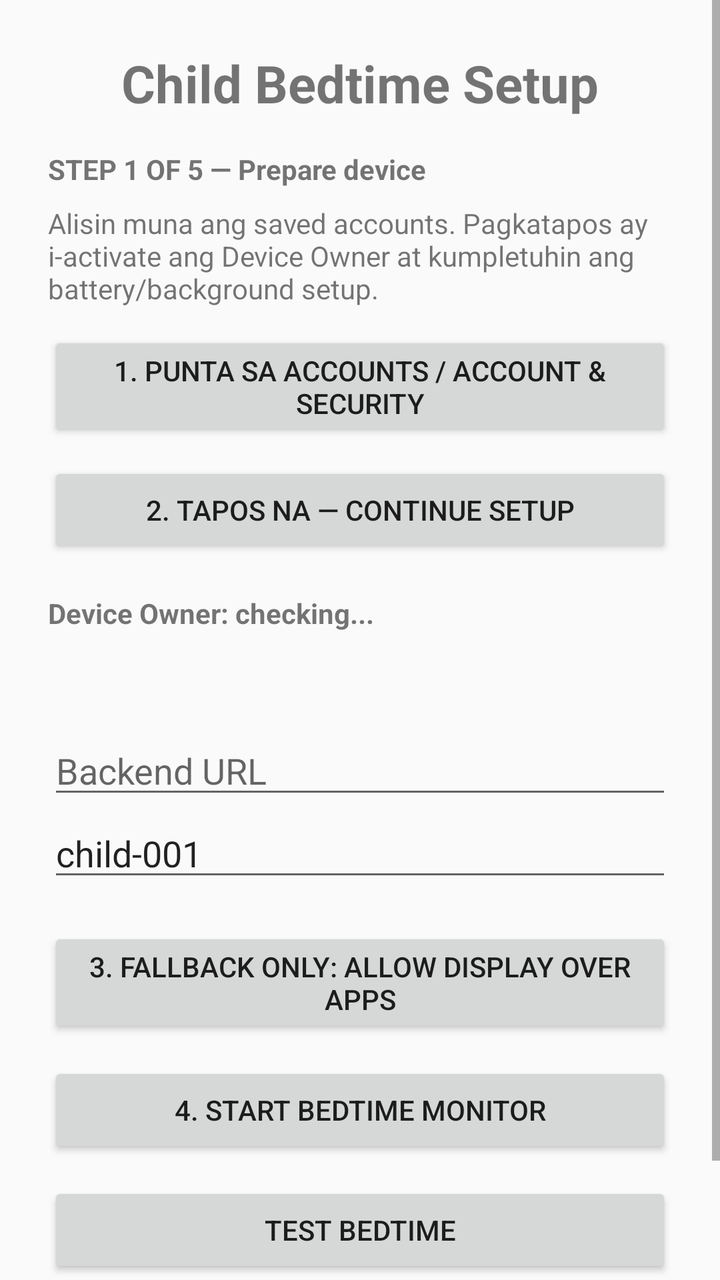
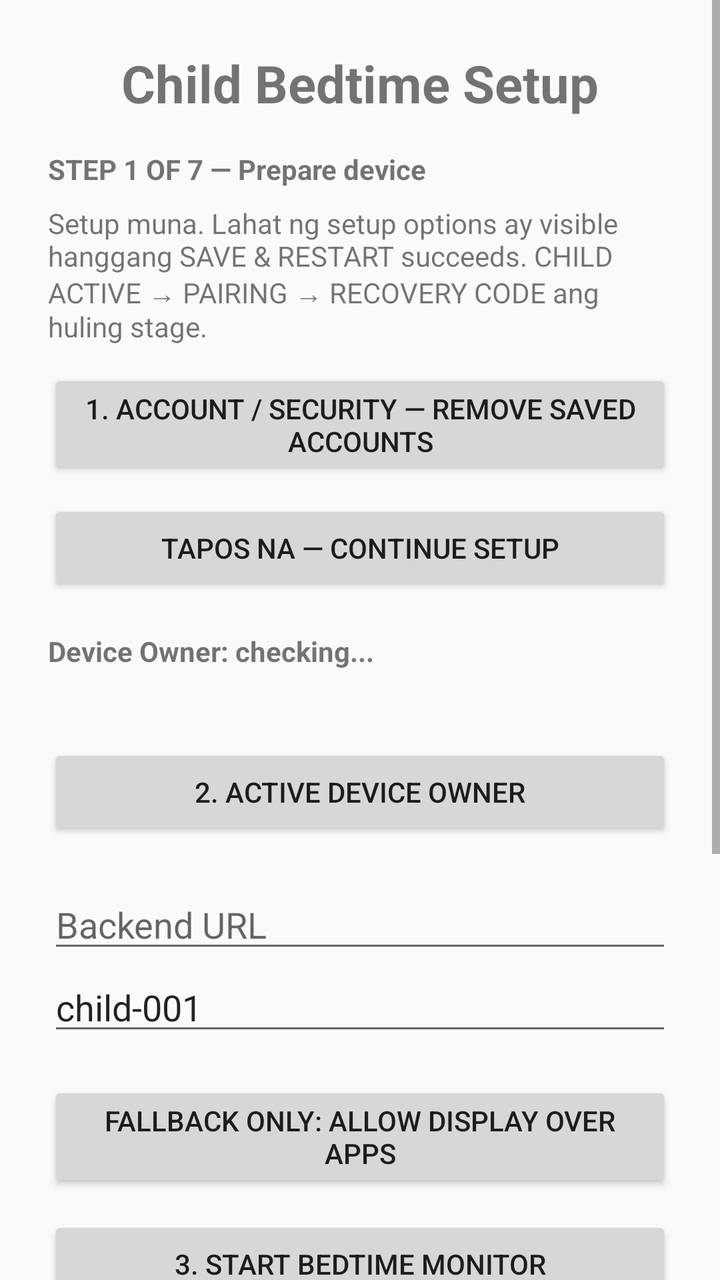

Before-and-after screenshots of an Android layout around one commit, followed by the original layout XML and the change that was made.
<!-- AndroidManifest.xml: application theme android:Theme.Material.Light.NoActionBar -->
<!-- res/layout/activity_main.xml -->
<?xml version="1.0" encoding="utf-8"?>
<ScrollView xmlns:android="http://schemas.android.com/apk/res/android" android:layout_width="match_parent" android:layout_height="match_parent"><LinearLayout android:layout_width="match_parent" android:layout_height="wrap_content" android:orientation="vertical" android:padding="24dp" android:gravity="center_horizontal">
<TextView android:layout_width="wrap_content" android:layout_height="wrap_content" android:text="Child Bedtime Setup" android:textSize="26sp" android:textStyle="bold" />
<TextView android:id="@+id/setupStep" android:layout_width="match_parent" android:layout_height="wrap_content" android:layout_marginTop="16dp" android:text="STEP 1 OF 5 — Prepare device" android:textStyle="bold" />
<TextView android:layout_width="match_parent" android:layout_height="wrap_content" android:layout_marginTop="8dp" android:text="Alisin muna ang saved accounts. Pagkatapos ay i-activate ang Device Owner at kumpletuhin ang battery/background setup." />
<Button android:id="@+id/btnAccountsSecurity" android:layout_width="match_parent" android:layout_height="wrap_content" android:layout_marginTop="12dp" android:text="1. PUNTA SA ACCOUNTS / ACCOUNT &amp; SECURITY" />
<Button android:id="@+id/btnContinueSetup" android:layout_width="match_parent" android:layout_height="wrap_content" android:layout_marginTop="10dp" android:text="2. TAPOS NA — CONTINUE SETUP" />
<TextView android:id="@+id/deviceOwnerStatus" android:layout_width="match_parent" android:layout_height="wrap_content" android:layout_marginTop="18dp" android:text="Device Owner: checking..." android:textStyle="bold" />
<TextView android:id="@+id/deviceOwnerHelp" android:layout_width="match_parent" android:layout_height="wrap_content" android:layout_marginTop="8dp" />
<EditText android:id="@+id/backendUrl" android:layout_width="match_parent" android:layout_height="wrap_content" android:layout_marginTop="20dp" android:hint="Backend URL" android:inputType="textUri" />
<EditText android:id="@+id/childId" android:layout_width="match_parent" android:layout_height="wrap_content" android:hint="Child ID" android:text="child-001" />
<Button android:id="@+id/btnOverlayPermission" android:layout_width="match_parent" android:layout_height="wrap_content" android:layout_marginTop="18dp" android:text="3. Fallback only: Allow Display Over Apps" />
<Button android:id="@+id/btnStartMonitor" android:layout_width="match_parent" android:layout_height="wrap_content" android:layout_marginTop="12dp" android:text="4. START BEDTIME MONITOR" />
<Button android:id="@+id/btnBatterySettings" android:layout_width="match_parent" android:layout_height="wrap_content" android:layout_marginTop="10dp" android:text="5. BATTERY — NO RESTRICTIONS" android:visibility="gone" />
<Button android:id="@+id/btnAutoRunSettings" android:layout_width="match_parent" android:layout_height="wrap_content" android:layout_marginTop="10dp" android:text="6. AUTO-RUN / BACKGROUND APPS" android:visibility="gone" />
<Button android:id="@+id/btnSaveRestart" android:layout_width="match_parent" android:layout_height="wrap_content" android:layout_marginTop="12dp" android:text="SAVE &amp; RESTART MONITOR" android:visibility="gone" />
<Button android:id="@+id/btnRestoreAccounts" android:layout_width="match_parent" android:layout_height="wrap_content" android:layout_marginTop="12dp" android:text="IBALIK / ADD ULIT ANG MGA ACCOUNT" android:visibility="gone" />
<Button android:id="@+id/btnTestOverlay" android:layout_width="match_parent" android:layout_height="wrap_content" android:layout_marginTop="12dp" android:text="TEST BEDTIME" />
<Button android:id="@+id/btnReleaseDeviceOwner" android:layout_width="match_parent" android:layout_height="wrap_content" android:layout_marginTop="18dp" android:text="TEST ONLY — RELEASE DEVICE OWNER" android:visibility="gone" />
<LinearLayout android:id="@+id/pairingPanel" android:layout_width="match_parent" android:layout_height="wrap_content" android:orientation="vertical" android:paddingTop="18dp" android:paddingBottom="8dp" android:visibility="gone">
<TextView android:layout_width="match_parent" android:layout_height="wrap_content" android:text="PARENT ↔ CHILD PAIRING" android:textSize="18sp" android:gravity="center" />
<EditText android:id="@+id/pairingCode" android:layout_width="match_parent" android:layout_height="wrap_content" android:hint="Enter 6-digit code from Parent" android:inputType="number" android:gravity="center" android:textSize="20sp" android:maxLength="6" android:singleLine="true" />
<Button android:id="@+id/btnPairWithParent" android:layout_width="match_parent" android:layout_height="wrap_content" android:text="PAIR WITH PARENT" />
<TextView android:id="@+id/pairingStatus" android:layout_width="match_parent" android:layout_height="wrap_content" android:gravity="center" android:text="After Child setup is complete, enter the Parent code here." />
</LinearLayout>
<TextView android:id="@+id/status" android:layout_width="match_parent" android:layout_height="wrap_content" android:paddingTop="24dp" android:text="Setup not finished" />
</LinearLayout></ScrollView>
<!-- resources referenced by this layout -->
<resources>

</resources>

<!-- the commit's change to res/layout/activity_main.xml (unified diff, before → after) -->
@@ -1,19 +1,20 @@
 <?xml version="1.0" encoding="utf-8"?>
 <ScrollView xmlns:android="http://schemas.android.com/apk/res/android" android:layout_width="match_parent" android:layout_height="match_parent"><LinearLayout android:layout_width="match_parent" android:layout_height="wrap_content" android:orientation="vertical" android:padding="24dp" android:gravity="center_horizontal">
 <TextView android:layout_width="wrap_content" android:layout_height="wrap_content" android:text="Child Bedtime Setup" android:textSize="26sp" android:textStyle="bold" />
-<TextView android:id="@+id/setupStep" android:layout_width="match_parent" android:layout_height="wrap_content" android:layout_marginTop="16dp" android:text="STEP 1 OF 5 — Prepare device" android:textStyle="bold" />
-<TextView android:layout_width="match_parent" android:layout_height="wrap_content" android:layout_marginTop="8dp" android:text="Alisin muna ang saved accounts. Pagkatapos ay i-activate ang Device Owner at kumpletuhin ang battery/background setup." />
-<Button android:id="@+id/btnAccountsSecurity" android:layout_width="match_parent" android:layout_height="wrap_content" android:layout_marginTop="12dp" android:text="1. PUNTA SA ACCOUNTS / ACCOUNT &amp; SECURITY" />
-<Button android:id="@+id/btnContinueSetup" android:layout_width="match_parent" android:layout_height="wrap_content" android:layout_marginTop="10dp" android:text="2. TAPOS NA — CONTINUE SETUP" />
+<TextView android:id="@+id/setupStep" android:layout_width="match_parent" android:layout_height="wrap_content" android:layout_marginTop="16dp" android:text="STEP 1 OF 7 — Prepare device" android:textStyle="bold" />
+<TextView android:layout_width="match_parent" android:layout_height="wrap_content" android:layout_marginTop="8dp" android:text="Setup muna. Lahat ng setup options ay visible hanggang SAVE &amp; RESTART succeeds. CHILD ACTIVE → PAIRING → RECOVERY CODE ang huling stage." />
+<Button android:id="@+id/btnAccountsSecurity" android:layout_width="match_parent" android:layout_height="wrap_content" android:layout_marginTop="12dp" android:text="1. ACCOUNT / SECURITY — REMOVE SAVED ACCOUNTS" />
+<Button android:id="@+id/btnContinueSetup" android:layout_width="match_parent" android:layout_height="wrap_content" android:layout_marginTop="10dp" android:text="TAPOS NA — CONTINUE SETUP" />
 <TextView android:id="@+id/deviceOwnerStatus" android:layout_width="match_parent" android:layout_height="wrap_content" android:layout_marginTop="18dp" android:text="Device Owner: checking..." android:textStyle="bold" />
 <TextView android:id="@+id/deviceOwnerHelp" android:layout_width="match_parent" android:layout_height="wrap_content" android:layout_marginTop="8dp" />
+<Button android:id="@+id/btnActiveDeviceOwner" android:layout_width="match_parent" android:layout_height="wrap_content" android:layout_marginTop="10dp" android:text="2. ACTIVE DEVICE OWNER" />
 <EditText android:id="@+id/backendUrl" android:layout_width="match_parent" android:layout_height="wrap_content" android:layout_marginTop="20dp" android:hint="Backend URL" android:inputType="textUri" />
 <EditText android:id="@+id/childId" android:layout_width="match_parent" android:layout_height="wrap_content" android:hint="Child ID" android:text="child-001" />
-<Button android:id="@+id/btnOverlayPermission" android:layout_width="match_parent" android:layout_height="wrap_content" android:layout_marginTop="18dp" android:text="3. Fallback only: Allow Display Over Apps" />
-<Button android:id="@+id/btnStartMonitor" android:layout_width="match_parent" android:layout_height="wrap_content" android:layout_marginTop="12dp" android:text="4. START BEDTIME MONITOR" />
-<Button android:id="@+id/btnBatterySettings" android:layout_width="match_parent" android:layout_height="wrap_content" android:layout_marginTop="10dp" android:text="5. BATTERY — NO RESTRICTIONS" android:visibility="gone" />
-<Button android:id="@+id/btnAutoRunSettings" android:layout_width="match_parent" android:layout_height="wrap_content" android:layout_marginTop="10dp" android:text="6. AUTO-RUN / BACKGROUND APPS" android:visibility="gone" />
-<Button android:id="@+id/btnSaveRestart" android:layout_width="match_parent" android:layout_height="wrap_content" android:layout_marginTop="12dp" android:text="SAVE &amp; RESTART MONITOR" android:visibility="gone" />
+<Button android:id="@+id/btnOverlayPermission" android:layout_width="match_parent" android:layout_height="wrap_content" android:layout_marginTop="18dp" android:text="Fallback only: Allow Display Over Apps" />
+<Button android:id="@+id/btnStartMonitor" android:layout_width="match_parent" android:layout_height="wrap_content" android:layout_marginTop="12dp" android:text="3. START BEDTIME MONITOR" />
+<Button android:id="@+id/btnBatterySettings" android:layout_width="match_parent" android:layout_height="wrap_content" android:layout_marginTop="10dp" android:text="4. BATTERY — NO RESTRICTIONS" />
+<Button android:id="@+id/btnAutoRunSettings" android:layout_width="match_parent" android:layout_height="wrap_content" android:layout_marginTop="10dp" android:text="5. AUTO-RUN / BACKGROUND APPS" />
+<Button android:id="@+id/btnSaveRestart" android:layout_width="match_parent" android:layout_height="wrap_content" android:layout_marginTop="12dp" android:text="6. SAVE &amp; RESTART" />
 <Button android:id="@+id/btnRestoreAccounts" android:layout_width="match_parent" android:layout_height="wrap_content" android:layout_marginTop="12dp" android:text="IBALIK / ADD ULIT ANG MGA ACCOUNT" android:visibility="gone" />
 <Button android:id="@+id/btnTestOverlay" android:layout_width="match_parent" android:layout_height="wrap_content" android:layout_marginTop="12dp" android:text="TEST BEDTIME" />
 <Button android:id="@+id/btnReleaseDeviceOwner" android:layout_width="match_parent" android:layout_height="wrap_content" android:layout_marginTop="18dp" android:text="TEST ONLY — RELEASE DEVICE OWNER" android:visibility="gone" />
